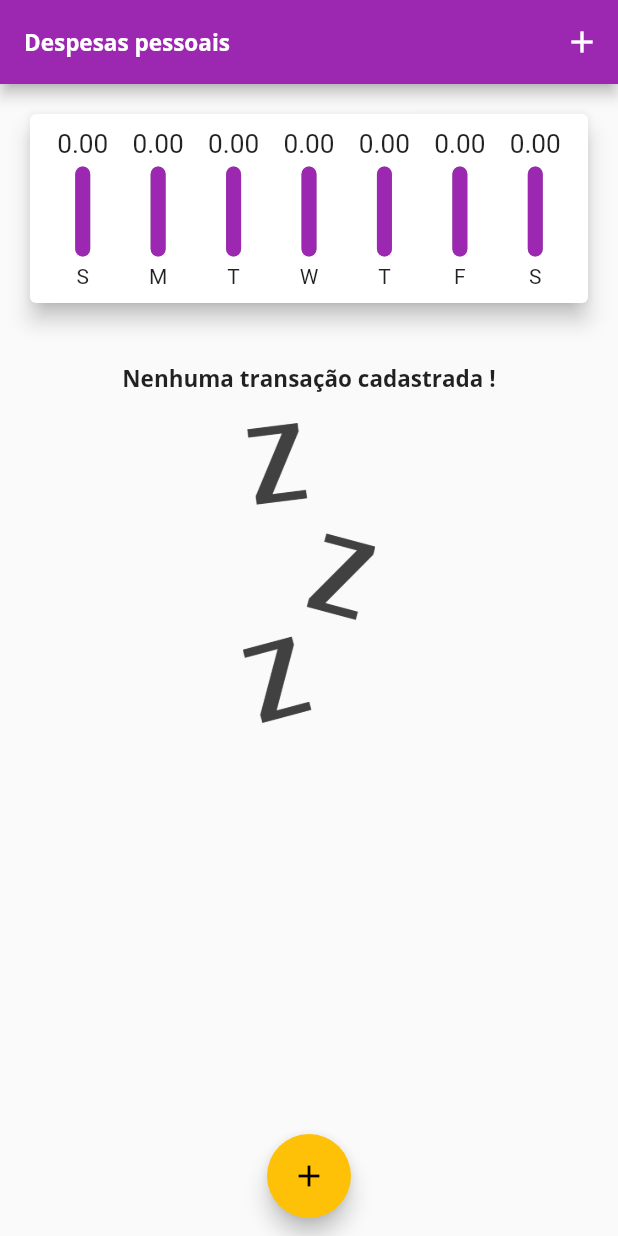
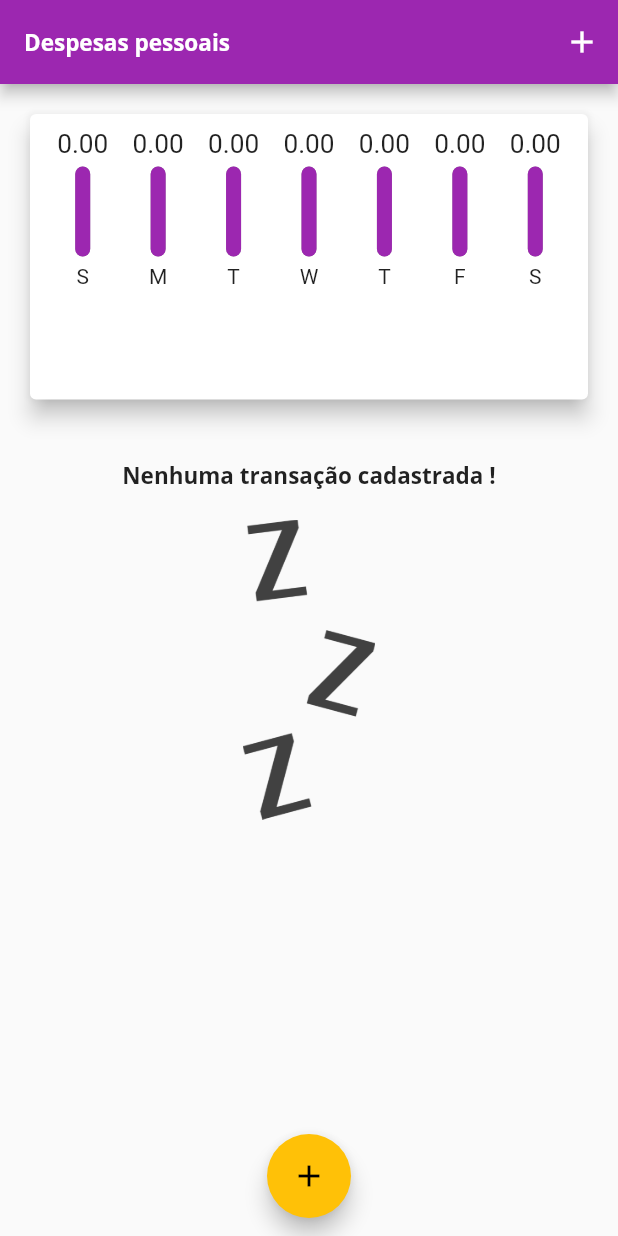
Before and after one commit to GuhSntLean/PersonMoney-Flutter, a Flutter app: the screen it shows after launch, on a phone screen of 412 x 824 dp. Run offline on Flutter 3.47's test engine with Material 2 defaults, Android fonts, the phone set to English and light mode, and no system bars; statements that could not run were skipped.

Commit message:
:rocket: Refatoring home screen

```diff
--- a/lib/main.dart
+++ b/lib/main.dart
@@ -93,8 +93,7 @@ class __MyHomePageState extends State<_MyHomePage> {
 
   @override
   Widget build(BuildContext context) {
-    return Scaffold(
-      appBar: AppBar(
+    final appBar = AppBar(
       title: Text('Despesas pessoais'),
       actions: [
         IconButton(
@@ -102,13 +101,24 @@ class __MyHomePageState extends State<_MyHomePage> {
           onPressed: () => _openTransactionFormModal(context),
         )
       ],
-      ),
+    );
+
+    final availableHeight = MediaQuery.of(context).size.height - appBar.preferredSize.height - MediaQuery.of(context).padding.top;
+
+    return Scaffold(
+      appBar: appBar,
       body: SingleChildScrollView(
         child: Column(
           crossAxisAlignment: CrossAxisAlignment.stretch,
           children: <Widget>[
-            Chart(_recentTransaction),
-            TransactionList(_transaction, _deleteTransaction),
+            Container(
+              height: availableHeight * 0.3,
+              child: Chart(_recentTransaction),
+            ),
+            Container(
+              height: availableHeight * 0.7,
+              child: TransactionList(_transaction, _deleteTransaction)
+            ),
           ],
         ),
       ),
--- a/lib/widgets/TransactionList.dart
+++ b/lib/widgets/TransactionList.dart
@@ -10,9 +10,7 @@ class TransactionList extends StatelessWidget {
 
 @override
   Widget build(BuildContext context) {
-    return Container(
-        height: 430,
-        child: _transaction.isEmpty ? Column(
+    return _transaction.isEmpty ? Column(
       children: <Widget>[
         SizedBox(
           height: 20,
@@ -63,6 +61,6 @@ class TransactionList extends StatelessWidget {
           ),
         );
       },
-        ));
+    );
   }
 }
```
Also changed, not shown: assets/fonts/Quicksand-Light.ttf (deleted), assets/fonts/Quicksand-Medium.ttf (deleted). Lines whose indentation alone changed are shown as unchanged.
